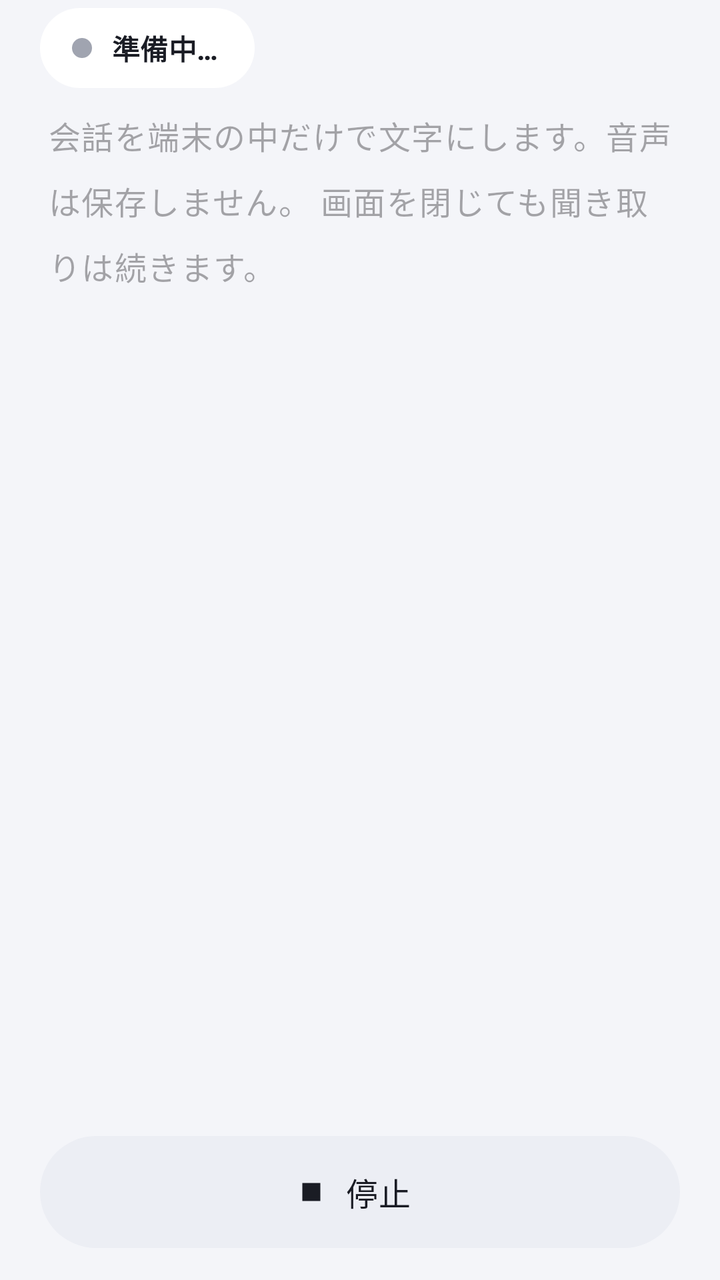
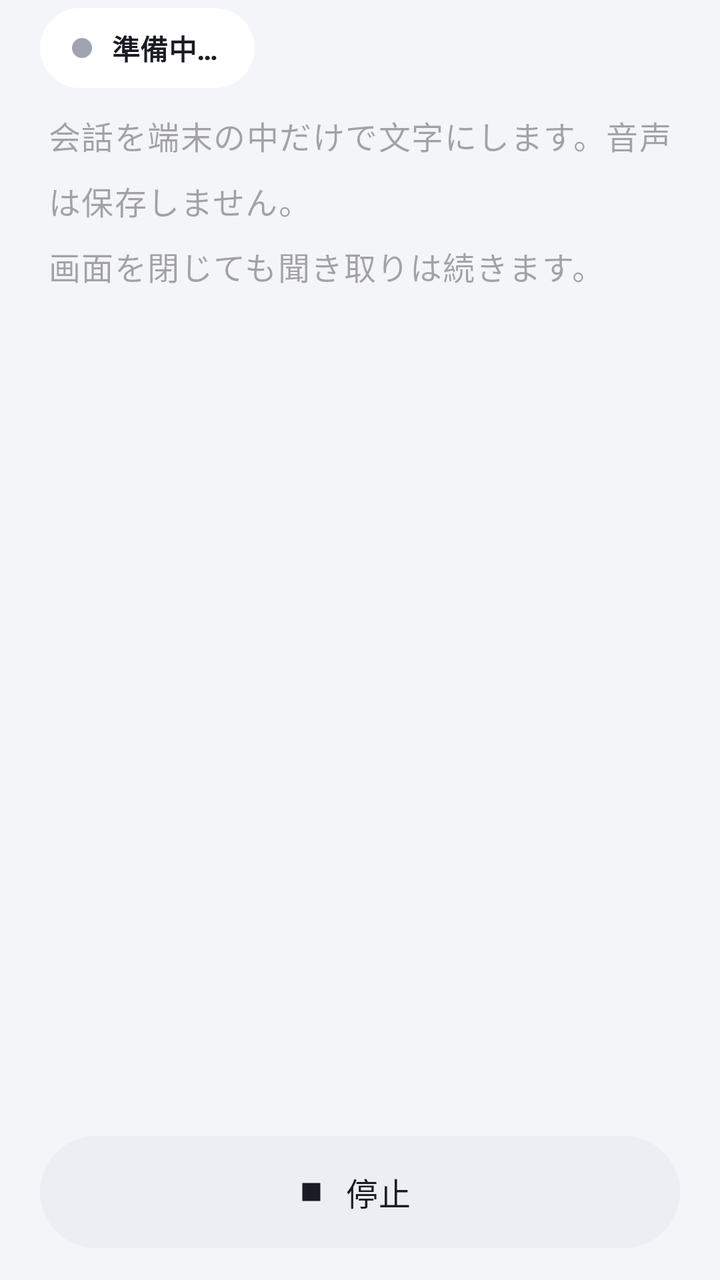

Screens rendered from an Android XML layout before and after an edit, with the pre-edit source and the edit as a unified diff.
<!-- AndroidManifest.xml: application theme Theme.MimiMemo -->
<!-- res/layout/activity_listening.xml -->
<?xml version="1.0" encoding="utf-8"?>
<LinearLayout xmlns:android="http://schemas.android.com/apk/res/android"
    xmlns:app="http://schemas.android.com/apk/res-auto"
    android:layout_width="match_parent"
    android:layout_height="match_parent"
    android:orientation="vertical">

    
    <LinearLayout
        android:layout_width="match_parent"
        android:layout_height="wrap_content"
        android:layout_marginTop="4dp"
        android:layout_marginBottom="12dp"
        android:gravity="center_vertical"
        android:orientation="horizontal"
        android:paddingStart="20dp"
        android:paddingEnd="12dp">

        <LinearLayout
            android:id="@+id/statusPill"
            android:layout_width="wrap_content"
            android:layout_height="40dp"
            android:background="@drawable/bg_pill"
            android:backgroundTint="@color/card"
            android:gravity="center_vertical"
            android:orientation="horizontal"
            android:paddingStart="16dp"
            android:paddingEnd="18dp">

            <View
                android:id="@+id/statusDot"
                android:layout_width="10dp"
                android:layout_height="10dp"
                android:background="@drawable/bg_dot"
                android:backgroundTint="@color/idle" />

            <TextView
                android:id="@+id/textStatus"
                android:layout_width="wrap_content"
                android:layout_height="wrap_content"
                android:layout_marginStart="10dp"
                android:maxLines="1"
                android:text="@string/status_starting"
                android:textAppearance="?attr/textAppearanceTitleSmall"
                android:textColor="?attr/colorOnSurface"
                android:textStyle="bold" />
        </LinearLayout>

        <Space
            android:layout_width="0dp"
            android:layout_height="0dp"
            android:layout_weight="1" />

        
        <com.google.android.material.button.MaterialButton
            android:id="@+id/buttonFlush"
            style="@style/Widget.Material3.Button.TextButton"
            android:layout_width="wrap_content"
            android:layout_height="wrap_content"
            android:text="@string/action_flush"
            android:visibility="gone" />
    </LinearLayout>

    
    <com.google.android.material.card.MaterialCardView
        android:id="@+id/noticeCard"
        style="@style/Widget.Material3.CardView.Filled"
        android:layout_width="match_parent"
        android:layout_height="wrap_content"
        android:layout_marginHorizontal="16dp"
        android:layout_marginBottom="8dp"
        android:visibility="gone"
        app:cardBackgroundColor="?attr/colorPrimaryContainer"
        app:cardCornerRadius="24dp">

        <LinearLayout
            android:layout_width="match_parent"
            android:layout_height="wrap_content"
            android:orientation="vertical"
            android:padding="16dp">

            <TextView
                android:id="@+id/textNotice"
                android:layout_width="match_parent"
                android:layout_height="wrap_content"
                android:textAppearance="?attr/textAppearanceBodyMedium"
                android:textColor="?attr/colorOnPrimaryContainer" />

            <com.google.android.material.button.MaterialButton
                android:id="@+id/buttonAction"
                android:layout_width="wrap_content"
                android:layout_height="wrap_content"
                android:layout_marginTop="8dp"
                android:visibility="gone" />
        </LinearLayout>
    </com.google.android.material.card.MaterialCardView>

    
    <LinearLayout
        android:id="@+id/candidateArea"
        android:layout_width="match_parent"
        android:layout_height="wrap_content"
        android:clipChildren="false"
        android:clipToPadding="false"
        android:orientation="vertical"
        android:visibility="gone">

        <jp.mimimemo.CandidateStackView
            android:id="@+id/candidateStack"
            android:layout_width="match_parent"
            android:layout_height="230dp"
            android:layout_marginHorizontal="20dp"
            android:layout_marginTop="4dp"
            android:layout_marginBottom="20dp" />

        <LinearLayout
            android:layout_width="match_parent"
            android:layout_height="wrap_content"
            android:clipChildren="false"
            android:clipToPadding="false"
            android:gravity="center"
            android:orientation="horizontal"
            android:paddingTop="2dp"
            android:paddingBottom="20dp">

            <com.google.android.material.floatingactionbutton.FloatingActionButton
                android:id="@+id/buttonSkip"
                android:layout_width="wrap_content"
                android:layout_height="wrap_content"
                android:layout_marginEnd="40dp"
                android:contentDescription="@string/candidate_reject"
                android:src="@drawable/ic_close"
                app:backgroundTint="@color/card"
                app:elevation="4dp"
                app:fabCustomSize="68dp"
                app:maxImageSize="30dp"
                app:shapeAppearanceOverlay="@style/MimiMemo.Circle"
                app:tint="@color/swipe_neutral" />

            <com.google.android.material.floatingactionbutton.FloatingActionButton
                android:id="@+id/buttonAdd"
                android:layout_width="wrap_content"
                android:layout_height="wrap_content"
                android:contentDescription="@string/swipe_add"
                android:src="@drawable/ic_check"
                app:backgroundTint="@color/swipe_positive"
                app:elevation="4dp"
                app:fabCustomSize="68dp"
                app:maxImageSize="32dp"
                app:shapeAppearanceOverlay="@style/MimiMemo.Circle"
                app:tint="@android:color/white" />
        </LinearLayout>
    </LinearLayout>

    <ScrollView
        android:id="@+id/scrollTranscript"
        android:layout_width="match_parent"
        android:layout_height="0dp"
        android:layout_weight="1"
        android:paddingHorizontal="24dp">

        <LinearLayout
            android:layout_width="match_parent"
            android:layout_height="wrap_content"
            android:orientation="vertical">

            <TextView
                android:id="@+id/textTranscript"
                android:layout_width="match_parent"
                android:layout_height="wrap_content"
                android:hint="@string/transcript_hint"
                android:lineSpacingMultiplier="1.4"
                android:textAppearance="?attr/textAppearanceBodyLarge" />

            <TextView
                android:id="@+id/textPartial"
                android:layout_width="match_parent"
                android:layout_height="wrap_content"
                android:layout_marginTop="4dp"
                android:textAppearance="?attr/textAppearanceBodyLarge"
                android:textColor="?attr/colorOnSurfaceVariant" />
        </LinearLayout>
    </ScrollView>

    
    <LinearLayout
        android:id="@+id/manualRow"
        android:layout_width="match_parent"
        android:layout_height="wrap_content"
        android:gravity="center_vertical"
        android:orientation="horizontal"
        android:paddingHorizontal="12dp"
        android:paddingTop="8dp"
        android:visibility="gone">

        <com.google.android.material.textfield.TextInputLayout
            style="@style/Widget.Material3.TextInputLayout.OutlinedBox.Dense"
            android:layout_width="0dp"
            android:layout_height="wrap_content"
            android:layout_weight="1"
            android:hint="@string/manual_hint">

            <com.google.android.material.textfield.TextInputEditText
                android:id="@+id/editManual"
                android:layout_width="match_parent"
                android:layout_height="wrap_content"
                android:imeOptions="actionSend"
                android:inputType="text" />
        </com.google.android.material.textfield.TextInputLayout>

        <com.google.android.material.button.MaterialButton
            android:id="@+id/buttonSend"
            style="@style/Widget.Material3.Button.IconButton"
            android:layout_width="wrap_content"
            android:layout_height="wrap_content"
            android:contentDescription="@string/action_send"
            android:padding="0dp"
            app:icon="@drawable/ic_send"
            app:iconGravity="textStart"
            app:iconPadding="0dp" />
    </LinearLayout>

    
    <com.google.android.material.button.MaterialButton
        android:id="@+id/buttonStop"
        style="@style/Widget.Material3.Button.TonalButton.Icon"
        android:layout_width="match_parent"
        android:layout_height="56dp"
        android:layout_marginHorizontal="20dp"
        android:layout_marginTop="8dp"
        android:layout_marginBottom="16dp"
        android:insetTop="0dp"
        android:insetBottom="0dp"
        android:text="@string/action_stop"
        android:textAppearance="?attr/textAppearanceTitleMedium"
        android:textColor="?attr/colorOnSurface"
        app:backgroundTint="@color/surface_container"
        app:cornerRadius="28dp"
        app:icon="@drawable/ic_stop"
        app:iconGravity="textStart"
        app:iconTint="?attr/colorOnSurface" />
</LinearLayout>
<!-- resources referenced by this layout -->
<resources>
  <color name="card">#FFFFFF</color>
  <color name="idle">#A0A4B0</color>
  <color name="surface_container">#ECEEF4</color>
  <color name="swipe_neutral">#8A8F9C</color>
  <color name="swipe_positive">#1F9D61</color>
  <!-- drawable bg_dot (drawable) -->
  <?xml version="1.0" encoding="utf-8"?>
  <shape xmlns:android="http://schemas.android.com/apk/res/android" android:shape="oval">
      <solid android:color="#FFFFFF" />
  </shape>
  <!-- drawable bg_pill (drawable) -->
  <?xml version="1.0" encoding="utf-8"?>
  <shape xmlns:android="http://schemas.android.com/apk/res/android" android:shape="rectangle">
      <solid android:color="#FFFFFFFF" />
      <corners android:radius="100dp" />
  </shape>
  <!-- drawable ic_check (drawable) -->
  <vector xmlns:android="http://schemas.android.com/apk/res/android"
      android:width="24dp"
      android:height="24dp"
      android:tint="?attr/colorControlNormal"
      android:viewportWidth="24"
      android:viewportHeight="24">
      <path
          android:fillColor="@android:color/white"
          android:pathData="M9,16.17L4.83,12l-1.42,1.41L9,19 21,7l-1.41,-1.41z" />
  </vector>
  <!-- drawable ic_send (drawable) -->
  <vector xmlns:android="http://schemas.android.com/apk/res/android"
      android:width="24dp"
      android:height="24dp"
      android:tint="?attr/colorControlNormal"
      android:viewportWidth="24"
      android:viewportHeight="24">
      <path
          android:fillColor="@android:color/white"
          android:pathData="M2.01,21L23,12 2.01,3 2,10l15,2 -15,2z" />
  </vector>
  <!-- drawable ic_stop (drawable) -->
  <vector xmlns:android="http://schemas.android.com/apk/res/android"
      android:width="24dp"
      android:height="24dp"
      android:tint="?attr/colorControlNormal"
      android:viewportWidth="24"
      android:viewportHeight="24">
      <path
          android:fillColor="@android:color/white"
          android:pathData="M6,6h12v12H6z" />
  </vector>
  <string name="action_flush">今まとめる</string>
  <string name="action_send">送信</string>
  <string name="action_stop">停止</string>
  <string name="candidate_reject">追加しない</string>
  <string name="manual_hint">文を入力</string>
  <string name="status_starting">準備中…</string>
  <string name="swipe_add">追加</string>
  <string name="transcript_hint">会話を端末の中だけで文字にします。音声は保存しません。
  画面を閉じても聞き取りは続きます。</string>
  <style name="MimiMemo.Circle" parent="">
          <item name="cornerFamily">rounded</item>
          <item name="cornerSize">50%</item>
      </style>
  <color name="primary">#3F4FD8</color>
  <color name="on_primary">#FFFFFF</color>
  <color name="primary_container">#E3E6FF</color>
  <color name="on_primary_container">#151E6B</color>
  <color name="background">#F4F5F9</color>
  <color name="on_surface">#1A1C24</color>
  <color name="on_surface_variant">#5D6170</color>
  <color name="outline">#C9CCD6</color>
  <color name="card_stroke">#E6E8EF</color>
  <style name="MimiMemo.ActionBar" parent="Widget.Material3.ActionBar.Solid">
          <item name="background">@color/background</item>
          <item name="elevation">0dp</item>
          <item name="titleTextStyle">@style/MimiMemo.ActionBar.Title</item>
      </style>
  <style name="MimiMemo.ActionBarTheme" parent="ThemeOverlay.Material3.ActionBar">
          <item name="colorControlNormal">@color/on_surface</item>
          
          <item name="colorSurfaceContainer">@color/card</item>
      </style>
  <style name="MimiMemo.Dialog" parent="ThemeOverlay.Material3.MaterialAlertDialog">
          <item name="colorSurfaceContainerHigh">@color/card</item>
          <item name="shapeAppearanceCornerExtraLarge">@style/MimiMemo.Corner28</item>
      </style>
  <style name="MimiMemo.ActionBar.Title" parent="TextAppearance.Material3.TitleLarge">
          <item name="android:textColor">@color/on_surface</item>
          <item name="android:textStyle">bold</item>
      </style>
  <style name="MimiMemo.Corner28" parent="">
          <item name="cornerFamily">rounded</item>
          <item name="cornerSize">28dp</item>
      </style>
  <!-- unchanged entries left out for length: 2 -->
</resources>

<!-- the commit's change to res/layout/activity_listening.xml (unified diff, before → after) -->
@@ -104,6 +104,18 @@
         android:clipToPadding="false"
         android:orientation="vertical"
         android:visibility="gone">
+
+        
+        <TextView
+            android:id="@+id/textRemaining"
+            android:layout_width="wrap_content"
+            android:layout_height="wrap_content"
+            android:layout_gravity="end"
+            android:layout_marginEnd="28dp"
+            android:layout_marginBottom="6dp"
+            android:textAppearance="?attr/textAppearanceLabelLarge"
+            android:textColor="?attr/colorOnSurfaceVariant"
+            android:visibility="gone" />
 
         <jp.mimimemo.CandidateStackView
             android:id="@+id/candidateStack"
<!-- resource entries referenced after the edit -->
@@ -56,8 +56,7 @@
   <string name="manual_hint">文を入力</string>
   <string name="status_starting">準備中…</string>
   <string name="swipe_add">追加</string>
-  <string name="transcript_hint">会話を端末の中だけで文字にします。音声は保存しません。
-  画面を閉じても聞き取りは続きます。</string>
+  <string name="transcript_hint">会話を端末の中だけで文字にします。音声は保存しません。\n画面を閉じても聞き取りは続きます。</string>
   <style name="MimiMemo.Circle" parent="">
           <item name="cornerFamily">rounded</item>
           <item name="cornerSize">50%</item>
